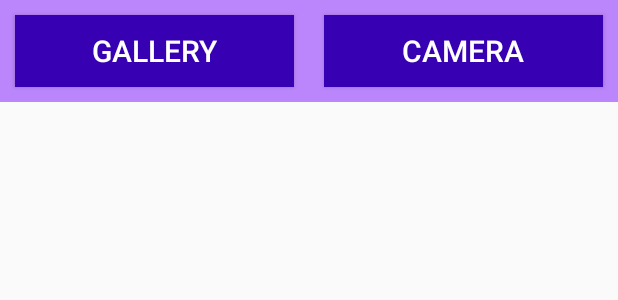
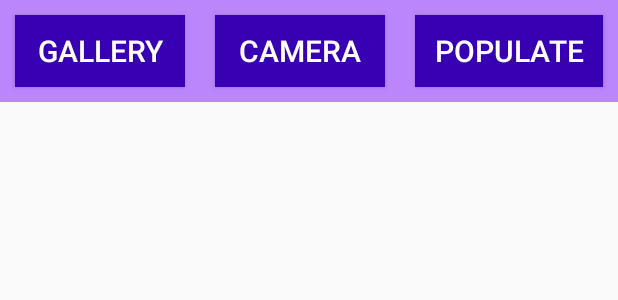
Before and after one commit to StellarSkyline/CameraGo, an Android app: the layout bottom_sheet.xml on its own in the app's theme, with its tools: preview values and no code run, on a phone screen of 412 x 824 dp. Shown: the top 300 px of the screen. Run offline under Robolectric (Android 15) with nearby library versions, the phone set to English and light mode, and no system bars.

```diff
--- a/app/src/main/res/layout/bottom_sheet.xml
+++ b/app/src/main/res/layout/bottom_sheet.xml
@@ -7,7 +7,7 @@
     <LinearLayout
         android:layout_width="match_parent"
         android:layout_height="wrap_content"
-        android:weightSum="2">
+        android:weightSum="3">
 
         <Button
             android:id="@+id/button_gallery"
@@ -31,6 +31,19 @@
             android:textColor="#FFF"
             android:textSize="20dp" />
 
+        <Button
+            android:id="@+id/button_populate"
+            android:layout_width="wrap_content"
+            android:layout_height="wrap_content"
+            android:layout_margin="10dp"
+            android:layout_weight="1"
+            android:background="@color/colorPrimaryVariant"
+            android:text="Populate"
+            android:textColor="#FFF"
+            android:textSize="20dp" />
+
+
+
     </LinearLayout>
 
 
```
Also changed, not shown: app/build.gradle (+7 -0 lines), app/src/main/java/com/example/camerago/activity/MainActivity.kt (+39 -4 lines), app/src/main/java/com/example/camerago/database/DBHelper.kt (added, +9 -0 lines), app/src/main/java/com/example/camerago/database/DataAccessObject.kt (added, +17 -0 lines), app/src/main/java/com/example/camerago/database/Pictures.kt (added, +11 -0 lines).
